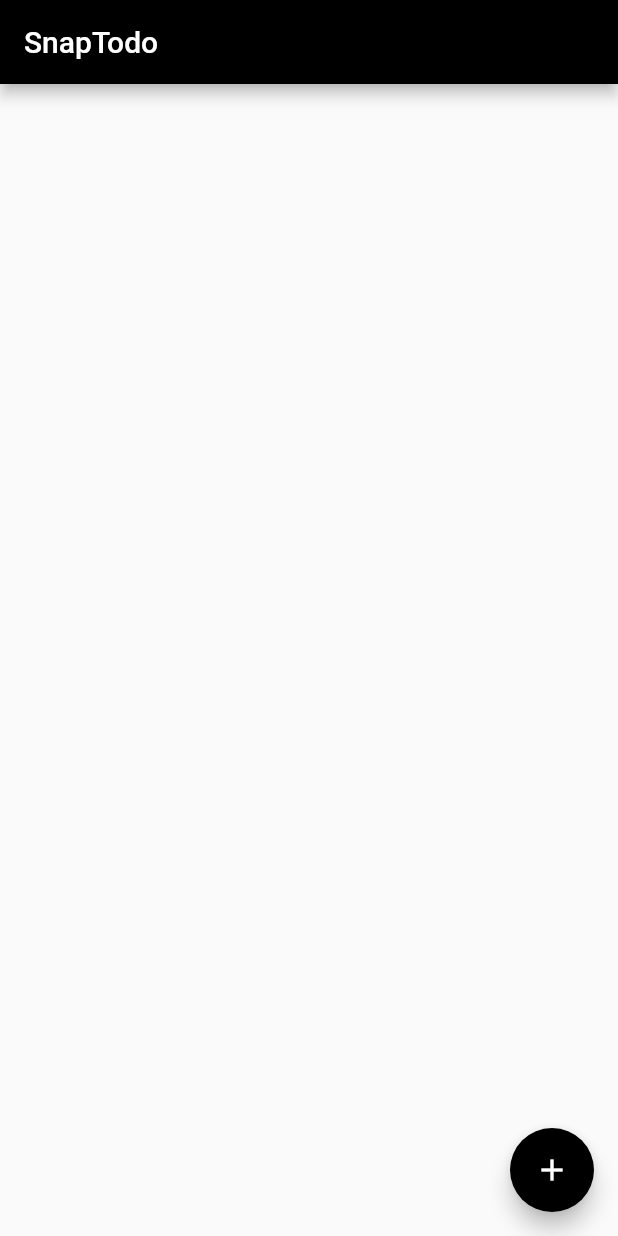
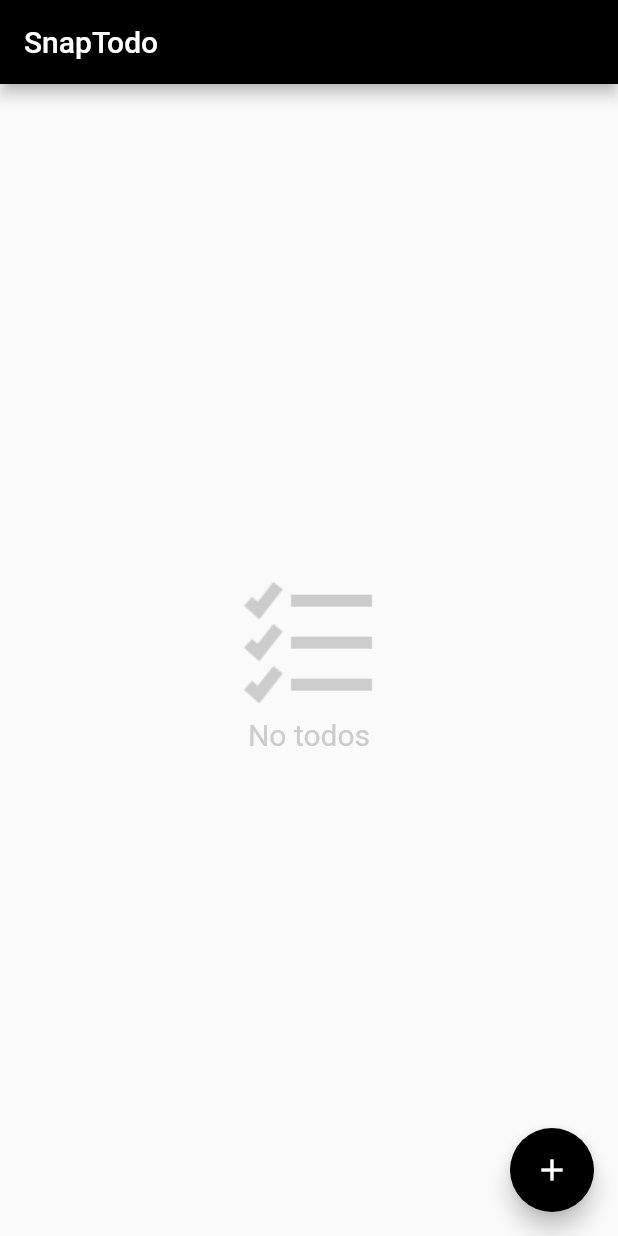
Before and after one commit to ajishere07/flutter_snap_todo, a Flutter app: the screen it shows after launch, on a phone screen of 412 x 824 dp. Run offline on Flutter 3.47's test engine with Material 2 defaults, Android fonts, the light colour scheme and no system bars; our stand-ins replace cloud_firestore, firebase_core, splashscreen, toast; accounts and stored records are empty.

Commit message:
no todos image added

```diff
--- a/lib/widgets/List_view.dart
+++ b/lib/widgets/List_view.dart
@@ -87,7 +87,8 @@ class _ListGridState extends State<ListGrid> {
         title: const Text('SnapTodo'),
         backgroundColor: Colors.black,
       ),
-      body: Container(
+      body: todos.length != 0
+          ? Container(
               child: ListView.builder(
               itemCount: todos.length,
               itemBuilder: ((context, index) => Card(
@@ -119,7 +120,7 @@ class _ListGridState extends State<ListGrid> {
                         value: todos[index].isChecked,
                         onChanged: (val) async {
                           bool value = val!;
-                    log("${value}");
+
                           await db
                               .collection("todosCollection")
                               .doc("1")
@@ -136,7 +137,30 @@ class _ListGridState extends State<ListGrid> {
                       ),
                     ),
                   )),
-      )),
+            ))
+          : Center(
+              child: Wrap(children: [
+                Container(
+                  // decoration: BoxDecoration(
+                  //     border: Border.all(color: Colors.blueAccent)),
+                  alignment: Alignment.topCenter,
+                  child: Column(
+                    children: [
+                      Image.asset(
+                        'assets/no_todos.png',
+                        width: 100,
+                        height: 100,
+                      ),
+                      Text(
+                        "No todos",
+                        style:
+                            TextStyle(color: Color(0xffCCCCCC), fontSize: 20),
+                      )
+                    ],
+                  ),
+                )
+              ]),
+            ),
       floatingActionButton: FloatingActionButton(
           child: Icon(Icons.add),
           backgroundColor: Colors.black,
@@ -148,7 +172,7 @@ class _ListGridState extends State<ListGrid> {
             setState(() => this.name = name);
             const uuid = Uuid();
             String id = uuid.v1();
-            print(uuid.runtimeType);
+
             Todo todo = new Todo(name, false, id);
             todos.add(todo);
             final todoData = <String, dynamic>{
@@ -165,7 +189,7 @@ class _ListGridState extends State<ListGrid> {
                 .doc(todo.id)
                 .set(todoData);
 
-            log("${todos.length}");
+            print("${todos.length}");
 
             fetchFromFirestore().then((value) {
               setState(() {
--- a/pubspec.yaml
+++ b/pubspec.yaml
@@ -59,6 +59,7 @@ dev_dependencies:
 flutter:
   assets:
     - assets/brand_logo.png
+    - assets/no_todos.png
   # The following line ensures that the Material Icons font is
   # included with your application, so that you can use the icons in
   # the material Icons class.
```
Also changed, not shown: assets/no_todos.png (added). Lines whose indentation alone changed are shown as unchanged.
